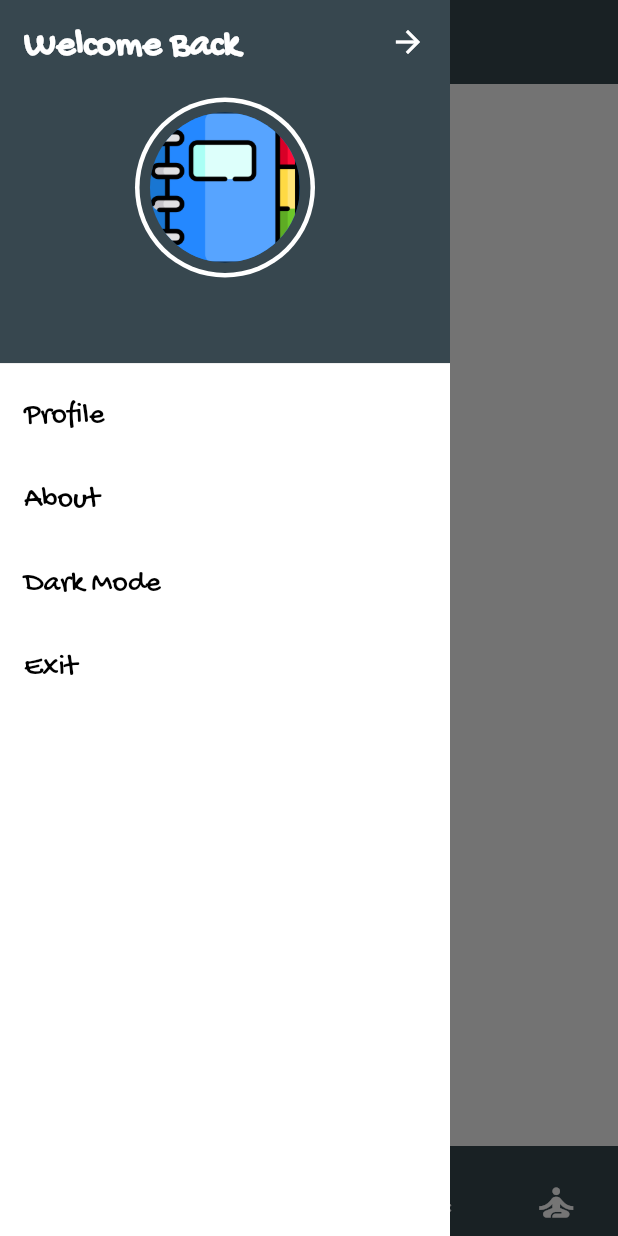
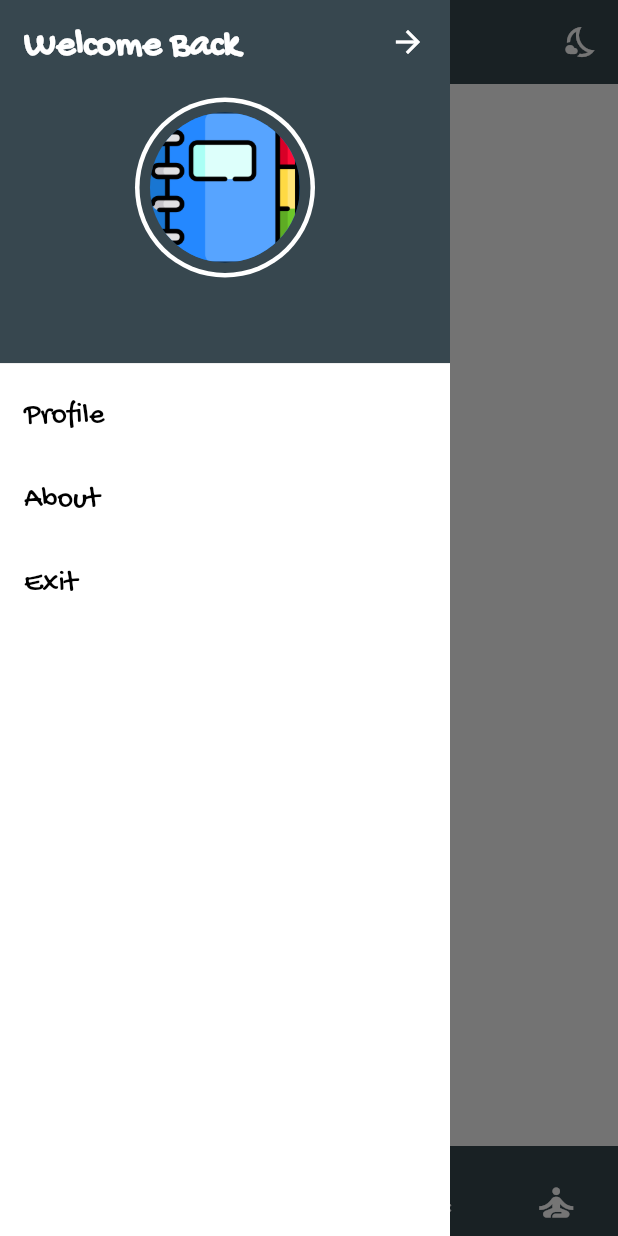
Before and after one commit to Soham-2411/digitrack, a Flutter app: the screen it shows after launch, with the side drawer open, on a phone screen of 412 x 824 dp. Run offline on Flutter 3.47's test engine with Material 2 defaults, Android fonts, the phone set to English and light mode, and no system bars; drawn by our look-alikes of curved_navigation_bar.

Commit message:
Minor tweaks

```diff
--- a/lib/drawerpages/drawer.dart
+++ b/lib/drawerpages/drawer.dart
@@ -2,11 +2,14 @@ import 'package:digitrack/drawerpages/about.dart';
 import 'package:digitrack/drawerpages/profile.dart';
 import 'package:flutter/material.dart';
 import 'package:flutter/services.dart';
+// import 'constants';
 
 class AppDrawer extends StatefulWidget {
   @override
   _AppDrawerState createState() => _AppDrawerState();
 }
+
+//TODO: don't change color here in this file
 
 class _AppDrawerState extends State<AppDrawer> {
   @override
@@ -104,19 +107,6 @@ class _AppDrawerState extends State<AppDrawer> {
           ),
           ListTile(
             title: const Text(
-              'Dark Mode',
-              style: TextStyle(
-                fontFamily: 'GochiHand',
-                fontSize: 20,
-                color: Colors.black,
-              ),
-            ),
-            onTap: () {
-              setState(() {});
-            },
-          ),
-          ListTile(
-            title: const Text(
               'Exit',
               style: TextStyle(
                 fontFamily: 'GochiHand',
--- a/lib/main.dart
+++ b/lib/main.dart
@@ -1,6 +1,5 @@
-import 'package:curved_navigation_bar/curved_navigation_bar.dart';
-import 'package:digitrack/drawerpages/drawer.dart';
 import 'package:flutter/material.dart';
+import 'navigation.dart';
 
 void main() {
   runApp(MyApp());
@@ -17,84 +16,10 @@ class MyApp extends StatelessWidget {
       ),
       home: Scaffold(
         body: NavigationBar(),
+        //Home page is in navigation.dart
+        //Use Colors from constants.dart
+        //Drawer defined in drawer.dart
       ),
     );
   }
 }
-
-class NavigationBar extends StatefulWidget {
-  @override
-  _NavigationBarState createState() => _NavigationBarState();
-}
-
-class _NavigationBarState extends State<NavigationBar> {
-  int _bottomNavIndex = 0;
-  @override
-  Widget build(BuildContext context) {
-    return Container(
-        child: Scaffold(
-      appBar: AppBar(
-        elevation: 0,
-        title: Text(
-          'DigiTrack',
-          style: TextStyle(
-            fontFamily: 'GochiHand',
-            fontSize: 30,
-            fontWeight: FontWeight.bold,
-          ),
-        ),
-        centerTitle: true,
-        backgroundColor: Colors.blueGrey[800],
-      ),
-      drawer: AppDrawer(),
-      bottomNavigationBar: CurvedNavigationBar(
-        animationCurve: Curves.easeInOutCubic,
-        color: Colors.blueGrey[800],
-        animationDuration: Duration(milliseconds: 250),
-        backgroundColor: Colors.white,
-        height: 60,
-        items: <Widget>[
-          Icon(
-            Icons.today,
-            size: 30,
-            color: Colors.white,
-          ),
-          Icon(
-            Icons.shopping_cart,
-            size: 30,
-            color: Colors.white,
-          ),
-          Icon(
-            Icons.note,
-            size: 30,
-            color: Colors.white,
-          ),
-          Icon(
-            Icons.fitness_center,
-            size: 30,
-            color: Colors.white,
-          ),
-          Icon(
-            Icons.self_improvement,
-            size: 30,
-            color: Colors.white,
-          ),
-        ],
-        onTap: (index) {
-          setState(() {
-            Text('hello');
-          });
-        },
-      ),
-      body: Center(
-        child: Container(
-          color: Colors.white,
-          child: Text(
-            'Welcome to DigiTrack',
-            style: TextStyle(fontFamily: 'GochiHand', fontSize: 15),
-          ),
-        ),
-      ),
-    ));
-  }
-}
--- /dev/null
+++ b/lib/navigation.dart
@@ -0,0 +1,101 @@
+import 'package:curved_navigation_bar/curved_navigation_bar.dart';
+import 'package:digitrack/drawerpages/drawer.dart';
+import 'package:flutter/material.dart';
+
+class NavigationBar extends StatefulWidget {
+  @override
+  _NavigationBarState createState() => _NavigationBarState();
+}
+
+class _NavigationBarState extends State<NavigationBar> {
+  // int _bottomNavIndex = 0;
+  // int _page = 0;
+  Color nightMode = Colors.white;
+  @override
+  Widget build(BuildContext context) {
+    return Container(
+        child: Scaffold(
+      appBar: AppBar(
+        elevation: 0,
+        title: Text(
+          'DigiTrack',
+          style: TextStyle(
+            fontFamily: 'GochiHand',
+            fontSize: 30,
+            fontWeight: FontWeight.bold,
+          ),
+        ),
+        actions: <Widget>[
+          IconButton(
+            icon: Icon(
+              Icons.nights_stay_outlined,
+              color: nightMode,
+            ),
+            onPressed: () {
+              // do something
+              //TODO: Add dark mode here
+              setState(() {
+                if (nightMode == Colors.white)
+                  nightMode = Colors.black;
+                else
+                  nightMode = Colors.white;
+              });
+            },
+          )
+        ],
+        centerTitle: true,
+        backgroundColor: Colors.blueGrey[800],
+      ),
+      drawer: AppDrawer(),
+      bottomNavigationBar: CurvedNavigationBar(
+        index: 0,
+        animationCurve: Curves.easeInOutCubic,
+        color: Colors.blueGrey[800],
+        animationDuration: Duration(milliseconds: 250),
+        backgroundColor: Colors.white,
+        height: 60,
+        items: <Widget>[
+          Icon(
+            Icons.today,
+            size: 30,
+            color: Colors.white,
+          ),
+          Icon(
+            Icons.shopping_cart,
+            size: 30,
+            color: Colors.white,
+          ),
+          Icon(
+            Icons.note,
+            size: 30,
+            color: Colors.white,
+          ),
+          Icon(
+            Icons.fitness_center,
+            size: 30,
+            color: Colors.white,
+          ),
+          Icon(
+            Icons.self_improvement,
+            size: 30,
+            color: Colors.white,
+          ),
+        ],
+        onTap: (index) {
+          setState(() {
+            // _page = index;
+          });
+        },
+      ),
+      body: Center(
+        child: Container(
+          color: Colors.white,
+          child: Text(
+            'Welcome to DigiTrack',
+            style: TextStyle(fontFamily: 'GochiHand', fontSize: 15),
+          ),
+        ),
+      ),
+    ));
+  }
+}
```
Also changed, not shown: lib/constants.dart (added, +8 -0 lines), lib/drawerpages/about.dart (+4 -3 lines).
